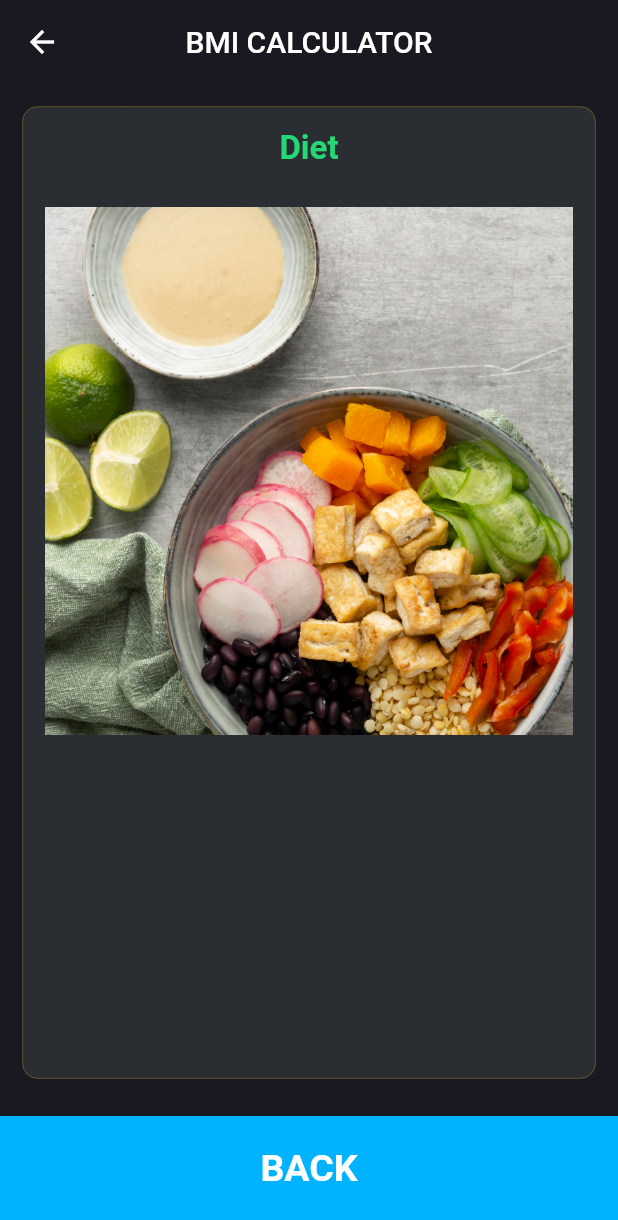
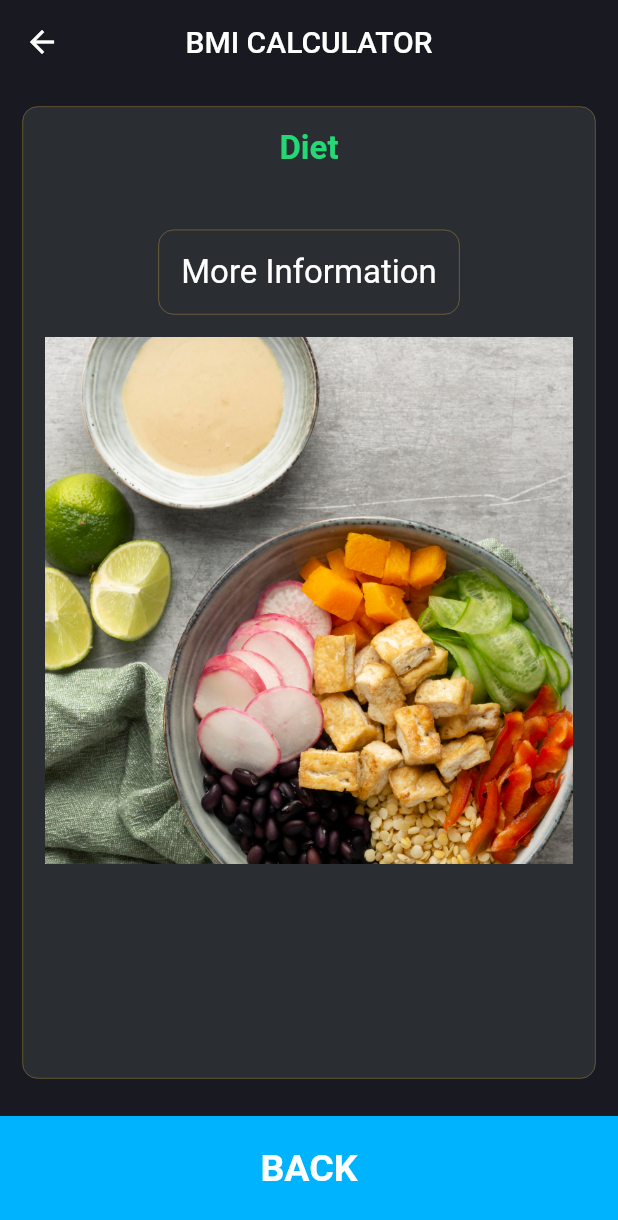
Before and after one commit to dbarrerap/bmi_calculator, a Flutter app: the ResultsPage screen opened directly with empty values, after a tap on "Diet", on a phone screen of 412 x 824 dp. Shown: the top 1220 px of the screen. Run offline on Flutter 3.47's test engine with Material 2 defaults, Android fonts, the phone set to English and light mode, and no system bars; our stand-ins replace font_awesome_flutter; generated files the repository leaves out were written again.

Commit message:
Agregar link para Dieta

```diff
--- a/lib/l10n/app_en.arb
+++ b/lib/l10n/app_en.arb
@@ -12,6 +12,7 @@
     "diet": "Diet",
     "water": "Water",
     "back": "BACK",
+    "moreinfo": "More Information",
     "underweight": "Underweight",
     "healthy": "Healthy",
     "overweight": "Overweight",
--- a/lib/l10n/app_es.arb
+++ b/lib/l10n/app_es.arb
@@ -12,6 +12,7 @@
     "diet": "Dieta",
     "water": "Agua",
     "back": "VOLVER",
+    "moreinfo": "Mas Informacion",
     "underweight": "Peso Insuficiente",
     "healthy": "Saludable",
     "overweight": "Sobrepeso",
--- a/lib/screen/results_page.dart
+++ b/lib/screen/results_page.dart
@@ -84,6 +84,7 @@ class ResultsPage extends StatelessWidget {
                             title: AppLocalizations.of(context)!.diet,
                             value: diet,
                             type: TYPE.DIET,
+                            url: "https://dbarrerap.github.io",
                           ),
                         ),
                       );
--- a/lib/screen/water_page.dart
+++ b/lib/screen/water_page.dart
@@ -1,17 +1,24 @@
+import 'package:bmi_calculator/components/card_button.dart';
 import 'package:bmi_calculator/components/type.dart';
 import 'package:flutter/material.dart';
 import 'package:flutter_gen/gen_l10n/app_localizations.dart';
 import 'package:bmi_calculator/components/reusable_card.dart';
 import 'package:bmi_calculator/components/constants.dart';
 import 'package:bmi_calculator/components/bottom_button.dart';
+import 'package:url_launcher/url_launcher.dart';
 
 class MoreInfoPage extends StatelessWidget {
   final String title; // Titulo de cuadro de datos
   final String value; // Texto a aparece
   final TYPE type; // Indicador para carga de imagen
+  final String? url;
 
   const MoreInfoPage(
-      {Key? key, required this.title, required this.value, required this.type})
+      {Key? key,
+      required this.title,
+      required this.value,
+      required this.type,
+      this.url})
       : super(key: key);
 
   @override
@@ -38,6 +45,11 @@ class MoreInfoPage extends StatelessWidget {
                       textAlign: TextAlign.left,
                       style: kBodyTextStyle,
                     ),
+                    if (url != null)
+                      CardButton(
+                        text: AppLocalizations.of(context)!.moreinfo,
+                        onTap: () => launch(url.toString()),
+                      ),
                     Image.asset(
                       'images/${type.toString().substring(5).toLowerCase()}.jpg',
                     ),
--- a/pubspec.yaml
+++ b/pubspec.yaml
@@ -38,6 +38,7 @@ dependencies:
   flutter_localizations:
     sdk: flutter
   intl: ^0.17.0
+  url_launcher: ^6.0.18
 
 dev_dependencies:
   flutter_test:
```
Also changed, not shown: pubspec.lock.
